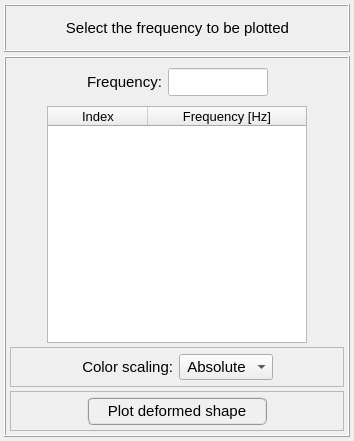
Before: the Qt Designer form pulse/interface/ui_files/plots/results/acoustic/plot_acoustic_pressure_field_for_harmonic_analysis.ui in open-pulse/OpenPulse, drawn with Qt 5.
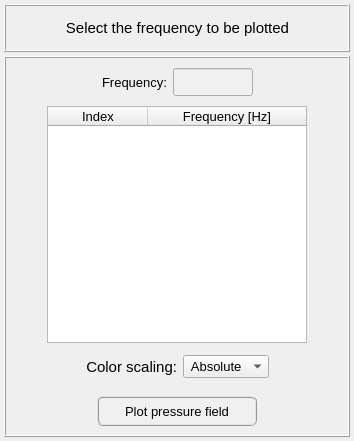
After: the same form once the commit is applied.

Commit message: Refactoring acoustic pressure-related UI files

What changed in the file:
```diff
--- a/pulse/interface/ui_files/plots/results/acoustic/plot_acoustic_pressure_field_for_harmonic_analysis.ui
+++ b/pulse/interface/ui_files/plots/results/acoustic/plot_acoustic_pressure_field_for_harmonic_analysis.ui
@@ -11,7 +11,7 @@
    </rect>
   </property>
   <property name="windowTitle">
-   <string>Plot displacement field</string>
+   <string>Plot pressure field</string>
   </property>
   <layout class="QGridLayout" name="gridLayout_2">
    <property name="leftMargin">
@@ -80,7 +80,7 @@
          </size>
         </property>
         <property name="frameShape">
-         <enum>QFrame::StyledPanel</enum>
+         <enum>QFrame::NoFrame</enum>
         </property>
         <property name="frameShadow">
          <enum>QFrame::Raised</enum>
@@ -123,7 +123,7 @@
           <widget class="QComboBox" name="comboBox_color_scaling">
            <property name="font">
             <font>
-             <pointsize>11</pointsize>
+             <pointsize>10</pointsize>
             </font>
            </property>
            <item>
@@ -222,10 +222,7 @@
            </property>
            <property name="font">
             <font>
-             <family>MS Shell Dlg 2</family>
-             <pointsize>11</pointsize>
-             <weight>50</weight>
-             <bold>false</bold>
+             <pointsize>10</pointsize>
             </font>
            </property>
            <property name="text">
@@ -243,29 +240,28 @@
            </property>
            <property name="minimumSize">
             <size>
-             <width>100</width>
+             <width>80</width>
              <height>28</height>
             </size>
            </property>
            <property name="maximumSize">
             <size>
-             <width>100</width>
+             <width>80</width>
              <height>28</height>
             </size>
            </property>
            <property name="font">
             <font>
              <family>MS Shell Dlg 2</family>
-             <pointsize>11</pointsize>
+             <pointsize>10</pointsize>
              <weight>50</weight>
              <italic>false</italic>
              <bold>false</bold>
             </font>
            </property>
            <property name="styleSheet">
-            <string notr="true">background-color: rgb(255, 255, 255);
-color: rgb(0, 0, 255)
-</string>
+            <string notr="true">QLineEdit{color: rgb(0, 0, 0); background-color: rgb(250, 250, 250)}
+QLineEdit:disabled{color: rgb(100, 100, 100); background-color: rgb(240, 240, 240)}</string>
            </property>
            <property name="text">
             <string/>
@@ -275,25 +271,31 @@
            </property>
           </widget>
          </item>
-         <item row="0" column="3">
-          <widget class="QFrame" name="frame_6">
-           <property name="frameShape">
-            <enum>QFrame::NoFrame</enum>
-           </property>
-           <property name="frameShadow">
-            <enum>QFrame::Raised</enum>
-           </property>
-          </widget>
-         </item>
          <item row="0" column="0">
-          <widget class="QFrame" name="frame_7">
-           <property name="frameShape">
-            <enum>QFrame::NoFrame</enum>
+          <spacer name="horizontalSpacer_3">
+           <property name="orientation">
+            <enum>Qt::Horizontal</enum>
            </property>
-           <property name="frameShadow">
-            <enum>QFrame::Raised</enum>
+           <property name="sizeHint" stdset="0">
+            <size>
+             <width>40</width>
+             <height>20</height>
+            </size>
            </property>
-          </widget>
+          </spacer>
+         </item>
+         <item row="0" column="3">
+          <spacer name="horizontalSpacer_4">
+           <property name="orientation">
+            <enum>Qt::Horizontal</enum>
+           </property>
+           <property name="sizeHint" stdset="0">
+            <size>
+             <width>40</width>
+             <height>20</height>
+            </size>
+           </property>
+          </spacer>
          </item>
         </layout>
        </widget>
@@ -402,7 +404,7 @@
          </size>
         </property>
         <property name="frameShape">
-         <enum>QFrame::StyledPanel</enum>
+         <enum>QFrame::NoFrame</enum>
         </property>
         <property name="frameShadow">
          <enum>QFrame::Raised</enum>
@@ -427,32 +429,33 @@
           <widget class="QPushButton" name="pushButton_plot">
            <property name="minimumSize">
             <size>
-             <width>180</width>
-             <height>28</height>
+             <width>160</width>
+             <height>30</height>
             </size>
            </property>
            <property name="maximumSize">
             <size>
-             <width>180</width>
-             <height>28</height>
+             <width>160</width>
+             <height>30</height>
             </size>
            </property>
            <property name="font">
             <font>
              <family>MS Shell Dlg 2</family>
-             <pointsize>11</pointsize>
-             <weight>9</weight>
+             <pointsize>10</pointsize>
+             <weight>50</weight>
              <italic>false</italic>
              <bold>false</bold>
             </font>
            </property>
            <property name="styleSheet">
-            <string notr="true">QPushButton{border-radius: 6px; border-color: rgb(150, 150, 150); border-style: ridge; border-width: 2px; color: rgb(0, 0, 0); background-color: rgb(240, 240, 240); font: 75 11pt &quot;MS Shell Dlg 2&quot;}
-QPushButton:hover{border-radius: 6px; border-color: rgb(0, 170, 255); border-style: ridge; border-width: 2px; color: rgb(0, 0, 0); background-color: rgba(174, 213, 255, 100); font: 75 11pt &quot;MS Shell Dlg 2&quot;}
-QPushButton:pressed{border-radius: 6px; border-color: rgb(0, 170, 255); border-style: ridge; border-width: 3px; color: rgb(0, 0, 0); background-color: rgb(174, 213, 255); font: 75 11pt &quot;MS Shell Dlg 2&quot;}</string>
+            <string notr="true">QPushButton{border-radius: 6px; border-color: rgb(150, 150, 150); border-style: ridge; border-width: 2px; color: rgb(0, 0, 0); background-color: rgb(240, 240, 240)}
+QPushButton:hover{border-radius: 6px; border-color: rgb(0, 170, 255); border-style: ridge; border-width: 2px; color: rgb(0, 0, 0); background-color: rgba(174, 213, 255, 100)}
+QPushButton:pressed{border-radius: 6px; border-color: rgb(0, 170, 255); border-style: ridge; border-width: 2px; color: rgb(0, 0, 0); background-color: rgb(174, 213, 255)}
+QPushButton:disabled{border-radius: 6px; border-color: rgb(150, 150, 150); border-style: ridge; border-width: 0px; color: rgb(150,150, 150); background-color: rgb(220, 220, 220)}</string>
            </property>
            <property name="text">
-            <string>Plot deformed shape</string>
+            <string>Plot pressure field</string>
            </property>
           </widget>
          </item>
```
The commit also changes 44 other files.
